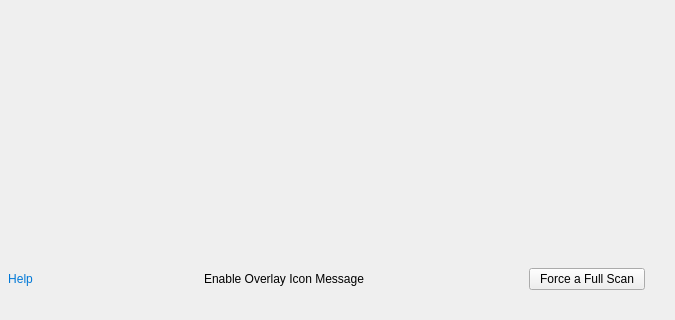
meganz/MEGAsync, file src/MEGASync/gui/win/SettingsDialog.ui: the form before one commit; both pictures show x 0 to 675 and y 465 to 785 of the 675 by 785 pixel window.
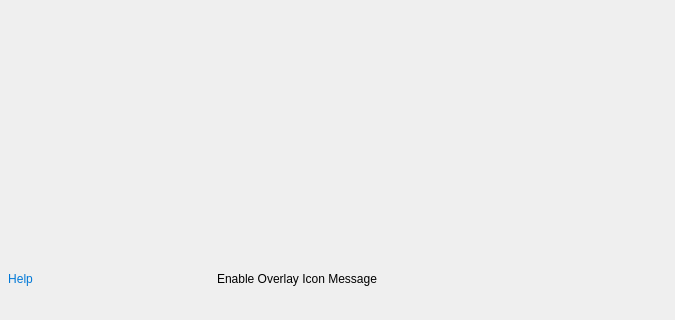
The form after the commit. The open tabs and pages were chosen to show the change. Icons and pictures are not drawn. Custom widgets are drawn as their Qt base class.

Commit message: SAT-1714. Fix Settings dialog footer

```diff
--- a/src/MEGASync/gui/win/SettingsDialog.ui
+++ b/src/MEGASync/gui/win/SettingsDialog.ui
@@ -2124,55 +2124,6 @@
           </item>
          </layout>
         </widget>
-        <widget class="QWidget" name="wSyncsFooter">
-         <layout class="QVBoxLayout" name="verticalLayout_26">
-          <property name="leftMargin">
-           <number>0</number>
-          </property>
-          <property name="topMargin">
-           <number>0</number>
-          </property>
-          <property name="rightMargin">
-           <number>0</number>
-          </property>
-          <property name="bottomMargin">
-           <number>0</number>
-          </property>
-          <item>
-           <widget class="QPushButton" name="bFullCheck">
-            <property name="text">
-             <string>Force a Full Scan</string>
-            </property>
-            <property name="autoDefault">
-             <bool>false</bool>
-            </property>
-           </widget>
-          </item>
-         </layout>
-        </widget>
-        <widget class="QWidget" name="wBackupFooter">
-         <layout class="QHBoxLayout" name="horizontalLayout1">
-          <property name="leftMargin">
-           <number>0</number>
-          </property>
-          <property name="topMargin">
-           <number>0</number>
-          </property>
-          <property name="rightMargin">
-           <number>0</number>
-          </property>
-          <property name="bottomMargin">
-           <number>0</number>
-          </property>
-          <item>
-           <widget class="QPushButton" name="bBackupCenter">
-            <property name="text">
-             <string>Go to backup centre</string>
-            </property>
-           </widget>
-          </item>
-         </layout>
-        </widget>
         <widget class="QWidget" name="wSecurityFooter">
          <layout class="QVBoxLayout" name="verticalLayout_211">
           <property name="spacing">
```
The commit also changes 2 other files.
